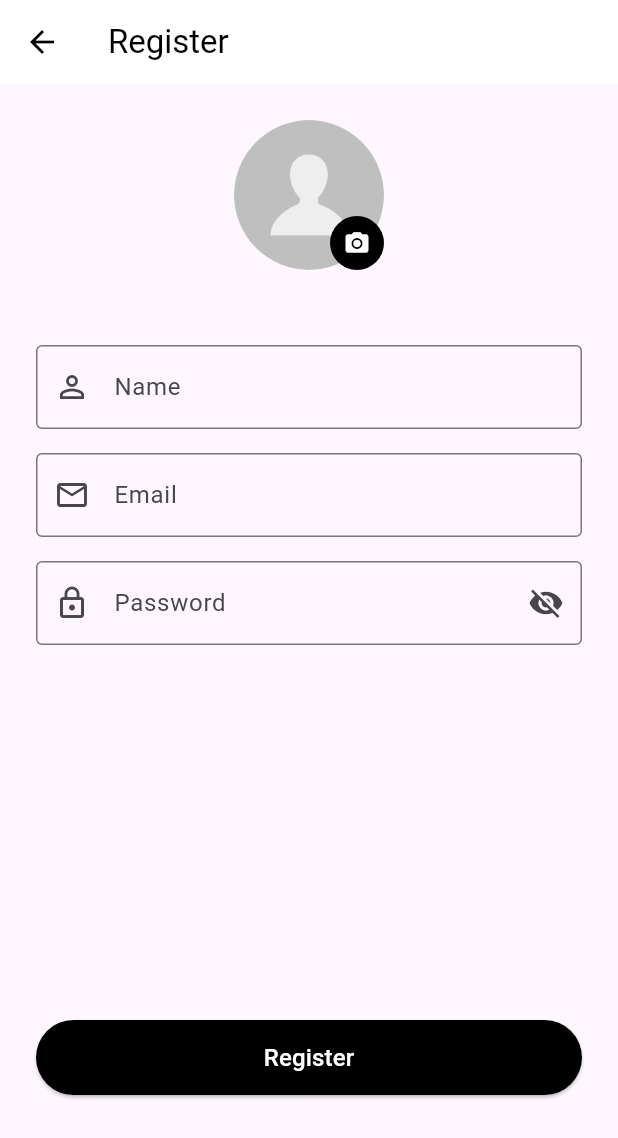
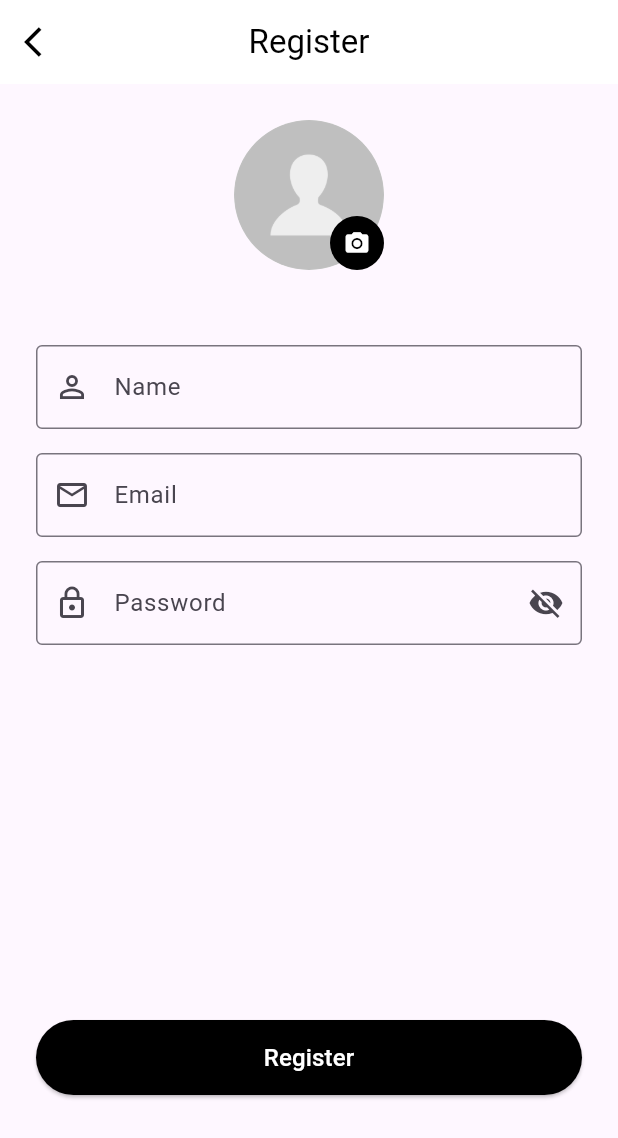
Before and after one commit to 7louu/MealLens, a Flutter app: the RegisterScreen screen opened by its route, on a phone screen of 412 x 824 dp. Shown: the top 1138 px of the screen. Run offline on Flutter 3.47's test engine with Material 3 defaults, Android fonts, the light colour scheme and no system bars; our stand-ins replace cloud_firestore, firebase_auth, fl_chart, google_sign_in, image_picker; accounts and stored records are empty.

Commit message:
updated the app bar for the login and register screen, moving on to the main screen

```diff
--- a/app/lib/screens/registerScreen.dart
+++ b/app/lib/screens/registerScreen.dart
@@ -30,12 +30,14 @@ class RegisterScreenState extends State<RegisterScreen> {
     return Scaffold(
       appBar: AppBar(
         leading: IconButton(
-          icon: Icon(Icons.arrow_back, color: Colors.black,),
+          icon: Icon(Icons.arrow_back_ios, color: Colors.black,),
           onPressed: () {
             Navigator.pushReplacementNamed(context, AppRoutes.age);
           },
         ),
         title: Text('Register', style: TextStyle(color: Colors.black)),
+        centerTitle: true,
+        surfaceTintColor: Colors.transparent,
         backgroundColor: Colors.white,
         elevation: 0,
       ),
```
Also changed, not shown: app/lib/screens/loginScreen.dart (+9 -2 lines).
